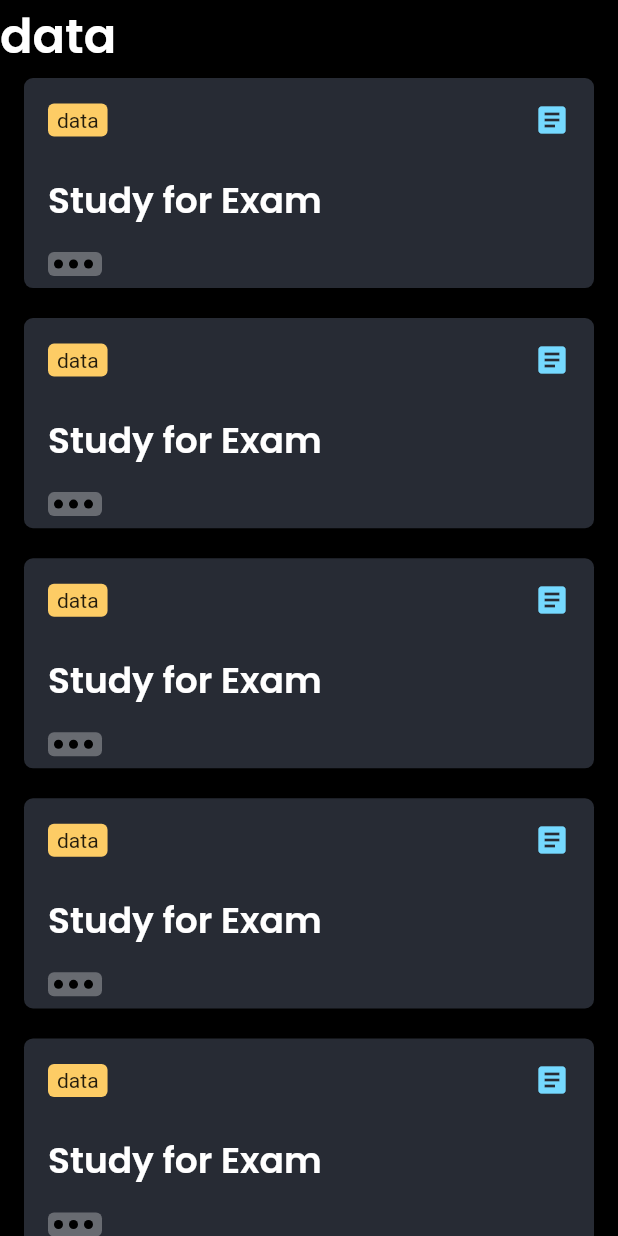
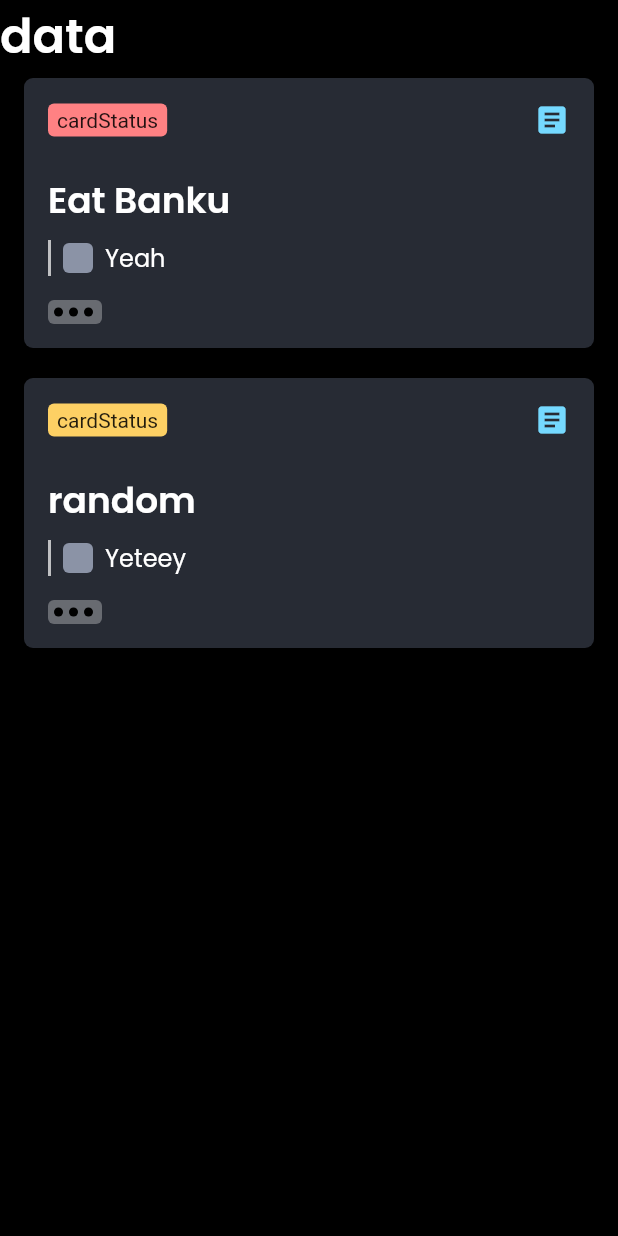
Before and after one commit to amenolabode/task_management, a Flutter app: the screen it shows after launch, on a phone screen of 412 x 824 dp. Run offline on Flutter 3.47's test engine with Material 2 defaults, Android fonts, the phone set to English and light mode, and no system bars.

Commit message:
Updated Task-Card, created checkboxes

```diff
--- a/lib/Components/task_card.dart
+++ b/lib/Components/task_card.dart
@@ -1,19 +1,39 @@
 import 'package:flutter/material.dart';
 import 'package:task_management/styles.dart';
+// import 'package:task_management/globals.dart';
 
-class TaskCard extends StatelessWidget {
-  const TaskCard({Key? key}) : super(key: key);
+class TaskCard extends StatefulWidget {
+  final String cardStatus;
+  final String taskNote;
+  final Color priorityColor;
+  final String subTaskList;
+
+  const TaskCard(
+      {Key? key,
+      required this.cardStatus,
+      required this.taskNote,
+      required this.priorityColor,
+      required this.subTaskList})
+      : super(key: key);
+
+  @override
+  State<TaskCard> createState() => _TaskCardState();
+}
+
+class _TaskCardState extends State<TaskCard> {
+  bool isChecked = false;
 
   @override
   Widget build(BuildContext context) {
     double height = MediaQuery.of(context).size.height;
     // double width = MediaQuery.of(context).size.width;
+    // bool value = false;
 
     return Padding(
       padding: const EdgeInsets.fromLTRB(16, 4, 16, 16),
       child: Container(
         padding: const EdgeInsets.all(16),
-        height: height * 0.17,
+        // height: height * 0.2,
         decoration: BoxDecoration(
           color: const Color(0xff272B34),
           borderRadius: BorderRadius.circular(6),
@@ -27,9 +47,9 @@ class TaskCard extends StatelessWidget {
                 Container(
                   padding: const EdgeInsets.fromLTRB(6, 3, 6, 3),
                   decoration: BoxDecoration(
-                      color: const Color(0xffFDCC65),
+                      color: widget.priorityColor,
                       borderRadius: BorderRadius.circular(4)),
-                  child: const Text("data"),
+                  child: Text(widget.cardStatus),
                 ),
                 const Expanded(
                   child: Align(
@@ -42,16 +62,86 @@ class TaskCard extends StatelessWidget {
                 )
               ],
             ),
+            Padding(
+              padding: const EdgeInsets.fromLTRB(0, 24, 0, 8),
+              child: Text(widget.taskNote, style: cardHeader),
+            ),
+            Row(
+              // crossAxisAlignment: CrossAxisAlignment.stretch,
+              children: [
+                Container(
+                  width: 2,
+                  height: 24,
+                  decoration: const BoxDecoration(color: Colors.white70),
+                ),
+                Row(
+                  children: [
+                    Row(
+                      children: [
+                        Padding(
+                          padding: const EdgeInsets.fromLTRB(8, 0, 8, 0),
+                          child: Container(
+                            height: 20,
+                            width: 20,
+                            decoration: BoxDecoration(
+                                color: const Color(0xff8B93A6),
+                                borderRadius: BorderRadius.circular(4)),
+                            child: Theme(
+                              child: Checkbox(
+                                checkColor: Colors.white,
+                                activeColor: Colors.purple,
+                                shape: RoundedRectangleBorder(
+                                  borderRadius: BorderRadius.circular(4),
+                                ),
+                                side: const BorderSide(
+                                  color: Colors.transparent,
+                                ),
+                                value: isChecked,
+                                onChanged: (bool? value) {
+                                  setState(
+                                    () {
+                                      isChecked = value!;
+                                    },
+                                  );
+                                },
+                              ),
+                              data: ThemeData(),
+                            ),
+                          ),
+                        ),
+                        Text(
+                          widget.subTaskList,
+                          style: subTasks,
+                        )
+                      ],
+                    ),
+                  ],
+                )
+              ],
+            ),
             const Padding(
-              padding: EdgeInsets.fromLTRB(0, 24, 0, 16),
-              child: Text("Study for Exam", style: cardHeader),
+              padding: EdgeInsets.only(top: 16.0),
+              child: MoreVert(),
             ),
-            Container(
+          ],
+        ),
+      ),
+    );
+  }
+}
+
+class MoreVert extends StatelessWidget {
+  const MoreVert({
+    Key? key,
+  }) : super(key: key);
+
+  @override
+  Widget build(BuildContext context) {
+    return Container(
       height: 16,
       width: 36,
       decoration: BoxDecoration(
-                    color: Colors.white30,
-                    borderRadius: BorderRadius.circular(4)),
+          color: Colors.white30, borderRadius: BorderRadius.circular(4)),
       child: Row(
         children: [
           Padding(
@@ -88,9 +178,6 @@ class TaskCard extends StatelessWidget {
             ),
           ),
         ],
-                )),
-          ],
-        ),
       ),
     );
   }
--- a/lib/Screens/task_home.dart
+++ b/lib/Screens/task_home.dart
@@ -23,16 +23,17 @@ class TaskHome extends StatelessWidget {
                 "data",
                 style: Header,
               ),
-              TaskCard(),
-              TaskCard(),
-              TaskCard(),
-              TaskCard(),
-              TaskCard(),
-              TaskCard(),
-              TaskCard(),
-              TaskCard(),
-              TaskCard(),
-              TaskCard(),
+              // TaskCard(cardStatus: "cardStatus")
+              TaskCard(
+                  cardStatus: "cardStatus",
+                  taskNote: "Eat Banku",
+                  priorityColor: Color(0xffFF8183),
+                  subTaskList: "Yeah"),
+              TaskCard(
+                  cardStatus: "cardStatus",
+                  taskNote: "random",
+                  priorityColor: Color(0xffFDD064),
+                  subTaskList: "Yeteey")
             ],
           )
         ],
--- /dev/null
+++ b/lib/globals.dart
@@ -0,0 +1 @@
+bool showCardContents = false;
--- a/lib/styles.dart
+++ b/lib/styles.dart
@@ -11,3 +11,9 @@ const TextStyle cardHeader = TextStyle(
     fontSize: 24,
     fontWeight: FontWeight.w600,
     color: Colors.white);
+
+const TextStyle subTasks = TextStyle(
+    fontFamily: "Poppins",
+    fontSize: 16,
+    fontWeight: FontWeight.w400,
+    color: Colors.white);
```
Lines whose indentation alone changed are shown as unchanged.
